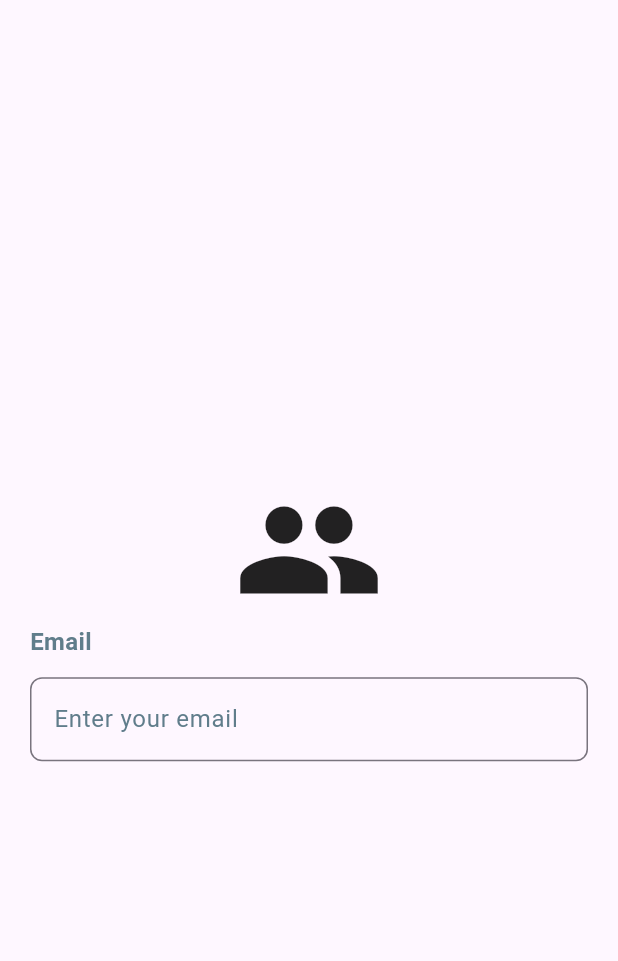
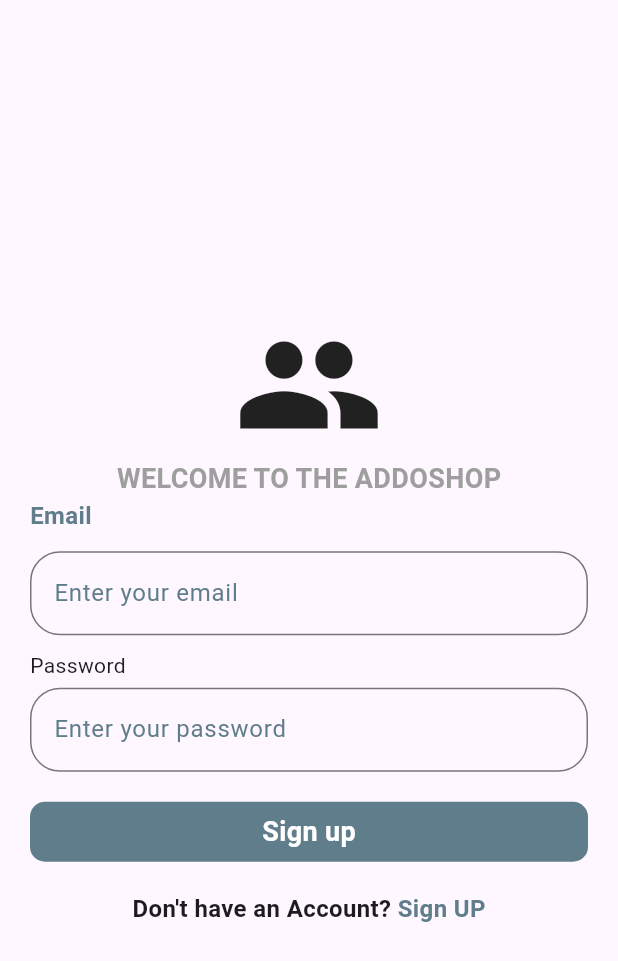
Before and after one commit to anukarki00011/AddoShop, a Flutter app: the screen it shows after launch, on a phone screen of 412 x 824 dp. Shown: the top 961 px of the screen. Run offline on Flutter 3.47's test engine with Material 3 defaults, Android fonts, the light colour scheme and no system bars; our stand-ins replace flutter_spinkit; statements that could not run were skipped.

Commit message:
update login screen

```diff
--- a/lib/screens/login_screen.dart
+++ b/lib/screens/login_screen.dart
@@ -1,18 +1,40 @@
 import 'package:flutter/material.dart';
+import 'package:flutter/cupertino.dart';
 
-class LoginScreen extends StatelessWidget {
-  const LoginScreen({super.key});
+class LoginScreen extends StatefulWidget {
+  LoginScreen({super.key});
+
+  @override
+  State<LoginScreen> createState() => _LoginScreenState();
+}
+
+class _LoginScreenState extends State<LoginScreen> {
+  final _emailController = TextEditingController();
+
+  final _passwordController = TextEditingController();
 
   @override
   Widget build(BuildContext context) {
     return Scaffold(
       body: Padding(
         padding: const EdgeInsets.all(20.0),
+        child: Form(
+          key: _details,
           child: Column(
             mainAxisAlignment: MainAxisAlignment.center,
             crossAxisAlignment: CrossAxisAlignment.start,
             children: [
               Center(child: Icon(Icons.people, size: 100)),
+              Center(
+                child: Text(
+                  'WELCOME TO THE ADDOSHOP',
+                  style: TextStyle(
+                    color: Colors.grey,
+                    fontWeight: FontWeight.bold,
+                    fontSize: 18,
+                  ),
+                ),
+              ),
               Text(
                 'Email',
                 style: TextStyle(
@@ -23,16 +45,79 @@
               ),
               SizedBox(height: 12),
               TextFormField(
+                controller: _emailContoller,
                 decoration: InputDecoration(
                   hintText: 'Enter your email',
                   hintStyle: TextStyle(color: Colors.blueGrey),
                   border: OutlineInputBorder(
-                  borderRadius: BorderRadius.circular(8),
+                    borderRadius: BorderRadius.circular(20),
                     borderSide: BorderSide(color: Colors.blueGrey),
+                  ),
+                  errorBorder: OutlineInputBorder(
+                    borderRadius: BorderRadius.circular(20),
+                    borderSide: BorderSide(color: Colors.red),
                   ),
                 ),
               ),
+              SizedBox(height: 10),
+              Text('Password'),
+              SizedBox(height: 5),
+              TextFormField(
+                decoration: InputDecoration(
+                  hintText: 'Enter your password',
+                  hintStyle: TextStyle(color: Colors.blueGrey),
+                  border: OutlineInputBorder(
+                    borderRadius: BorderRadius.circular(20),
+                    borderSide: BorderSide(color: Colors.blueGrey),
+                  ),
+                  errorBorder: OutlineInputBorder(
+                    borderRadius: BorderRadius.circular(20),
+                    borderSide: BorderSide(color: Colors.red),
+                  ),
+                ),
+              ),
+              SizedBox(height: 20),
+              GestureDetector(
+                onTap: () {},
+                child: Container(
+                  width: double.infinity,
+                  height: 40,
+                  child: Center(
+                    child: Text(
+                      'Sign up',
+                      style: TextStyle(
+                        fontWeight: FontWeight.bold,
+                        fontSize: 18,
+                        color: CupertinoColors.white,
+                      ),
+                    ),
+                  ),
+                  decoration: BoxDecoration(
+                    color: Colors.blueGrey,
+                    borderRadius: BorderRadius.circular(10),
+                  ),
+                ),
+              ),
+              SizedBox(height: 20),
+              Row(
+                mainAxisAlignment: MainAxisAlignment.center,
+                children: [
+                  Text(
+                    "Don't have an Account?",
+                    style: TextStyle(fontWeight: FontWeight.bold, fontSize: 16),
+                  ),
+                  Text(
+                    ' Sign UP',
+                    style: TextStyle(
+                      fontWeight: FontWeight.bold,
+                      color: Colors.blueGrey,
+                      fontSize: 16,
+                    ),
+                  ),
                 ],
+              ),
+            ],
+          ),
         ),
       ),
     );
```
Lines whose indentation alone changed are shown as unchanged.
